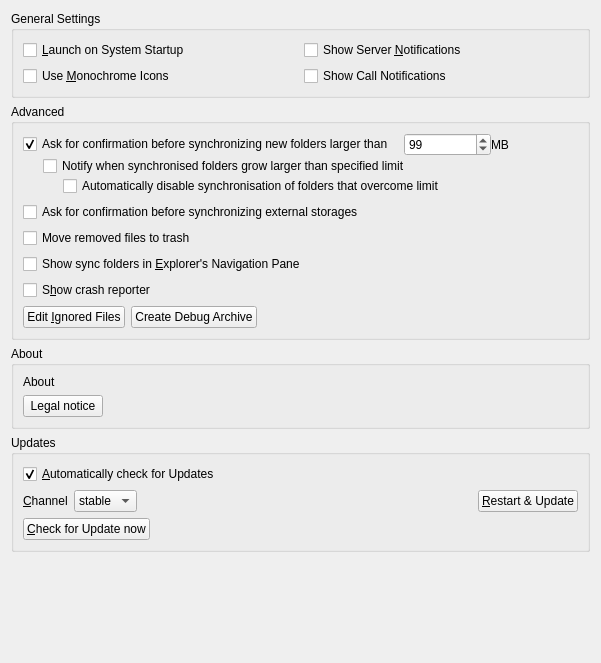
Above: src/gui/generalsettings.ui from nextcloud/desktop before the change. Below: the same form after it.
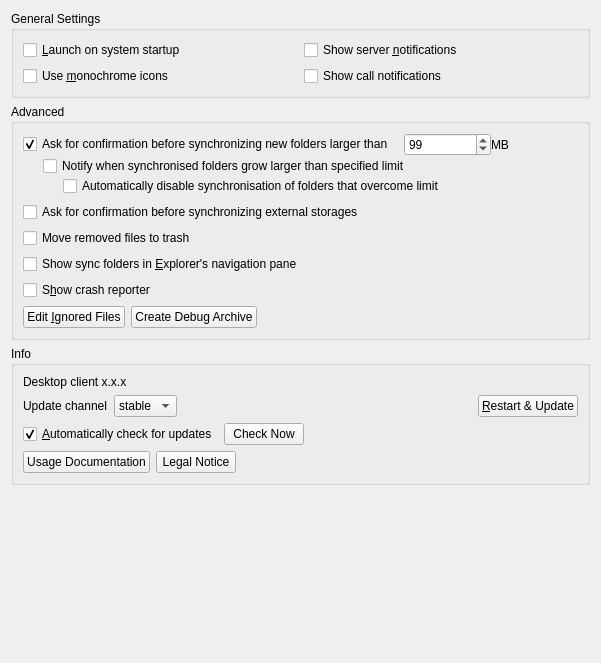
That is the form after the change.

Commit message: Improve Settings dialog design.

Patch:
```diff
--- a/src/gui/generalsettings.ui
+++ b/src/gui/generalsettings.ui
@@ -14,207 +14,6 @@
    <string notr="true">Form</string>
   </property>
   <layout class="QGridLayout" name="gridLayout_3">
-   <item row="2" column="0">
-    <widget class="QGroupBox" name="aboutGroupBox">
-     <property name="title">
-      <string>About</string>
-     </property>
-     <layout class="QVBoxLayout" name="verticalLayout_3">
-      <item>
-       <widget class="QLabel" name="aboutLabel">
-        <property name="sizePolicy">
-         <sizepolicy hsizetype="Preferred" vsizetype="Minimum">
-          <horstretch>0</horstretch>
-          <verstretch>0</verstretch>
-         </sizepolicy>
-        </property>
-        <property name="text">
-         <string>About</string>
-        </property>
-       </widget>
-      </item>
-      <item>
-       <layout class="QHBoxLayout" name="horizontalLayout_6">
-        <item>
-         <widget class="QPushButton" name="legalNoticeButton">
-          <property name="text">
-           <string>Legal notice</string>
-          </property>
-         </widget>
-        </item>
-        <item>
-         <spacer name="horizontalSpacer_2">
-          <property name="orientation">
-           <enum>Qt::Horizontal</enum>
-          </property>
-          <property name="sizeHint" stdset="0">
-           <size>
-            <width>40</width>
-            <height>20</height>
-           </size>
-          </property>
-         </spacer>
-        </item>
-       </layout>
-      </item>
-     </layout>
-    </widget>
-   </item>
-   <item row="0" column="0">
-    <widget class="QGroupBox" name="generalGroupBox">
-     <property name="title">
-      <string>General Settings</string>
-     </property>
-     <layout class="QGridLayout" name="gridLayout_2">
-      <item row="1" column="0">
-       <widget class="QCheckBox" name="monoIconsCheckBox">
-        <property name="toolTip">
-         <string>For System Tray</string>
-        </property>
-        <property name="text">
-         <string>Use &amp;Monochrome Icons</string>
-        </property>
-       </widget>
-      </item>
-      <item row="0" column="0">
-       <widget class="QCheckBox" name="autostartCheckBox">
-        <property name="text">
-         <string>&amp;Launch on System Startup</string>
-        </property>
-       </widget>
-      </item>
-      <item row="0" column="1">
-       <widget class="QCheckBox" name="serverNotificationsCheckBox">
-        <property name="text">
-         <string>Show Server &amp;Notifications</string>
-        </property>
-       </widget>
-      </item>
-      <item row="1" column="1">
-       <widget class="QCheckBox" name="callNotificationsCheckBox">
-        <property name="text">
-         <string>Show Call Notifications</string>
-        </property>
-       </widget>
-      </item>
-     </layout>
-    </widget>
-   </item>
-   <item row="3" column="0">
-    <widget class="QGroupBox" name="updatesGroupBox">
-     <property name="title">
-      <string>Updates</string>
-     </property>
-     <layout class="QVBoxLayout" name="verticalLayout_2">
-      <item>
-       <layout class="QHBoxLayout" name="horizontalLayout_11">
-        <item>
-         <widget class="QCheckBox" name="autoCheckForUpdatesCheckBox">
-          <property name="text">
-           <string>&amp;Automatically check for Updates</string>
-          </property>
-          <property name="checked">
-           <bool>true</bool>
-          </property>
-         </widget>
-        </item>
-       </layout>
-      </item>
-      <item>
-       <layout class="QHBoxLayout" name="horizontalLayout_2">
-        <item>
-         <widget class="QLabel" name="updateChannelLabel">
-          <property name="sizePolicy">
-           <sizepolicy hsizetype="Maximum" vsizetype="Preferred">
-            <horstretch>0</horstretch>
-            <verstretch>0</verstretch>
-           </sizepolicy>
-          </property>
-          <property name="text">
-           <string>&amp;Channel</string>
-          </property>
-          <property name="buddy">
-           <cstring>updateChannel</cstring>
-          </property>
-         </widget>
-        </item>
-        <item>
-         <widget class="QComboBox" name="updateChannel">
-          <property name="sizePolicy">
-           <sizepolicy hsizetype="Maximum" vsizetype="Fixed">
-            <horstretch>0</horstretch>
-            <verstretch>0</verstretch>
-           </sizepolicy>
-          </property>
-          <item>
-           <property name="text">
-            <string>stable</string>
-           </property>
-          </item>
-          <item>
-           <property name="text">
-            <string>beta</string>
-           </property>
-          </item>
-         </widget>
-        </item>
-        <item>
-         <widget class="QLabel" name="updateStateLabel">
-          <property name="text">
-           <string/>
-          </property>
-          <property name="wordWrap">
-           <bool>true</bool>
-          </property>
-          <property name="openExternalLinks">
-           <bool>true</bool>
-          </property>
-         </widget>
-        </item>
-        <item>
-         <widget class="QPushButton" name="restartButton">
-          <property name="sizePolicy">
-           <sizepolicy hsizetype="Maximum" vsizetype="Fixed">
-            <horstretch>0</horstretch>
-            <verstretch>0</verstretch>
-           </sizepolicy>
-          </property>
-          <property name="text">
-           <string>&amp;Restart &amp;&amp; Update</string>
-          </property>
-         </widget>
-        </item>
-       </layout>
-      </item>
-      <item>
-       <widget class="QPushButton" name="updateButton">
-        <property name="sizePolicy">
-         <sizepolicy hsizetype="Maximum" vsizetype="Fixed">
-          <horstretch>0</horstretch>
-          <verstretch>0</verstretch>
-         </sizepolicy>
-        </property>
-        <property name="text">
-         <string>&amp;Check for Update now</string>
-        </property>
-       </widget>
-      </item>
-     </layout>
-    </widget>
-   </item>
-   <item row="4" column="0">
-    <spacer name="verticalSpacer">
-     <property name="orientation">
-      <enum>Qt::Vertical</enum>
-     </property>
-     <property name="sizeHint" stdset="0">
-      <size>
-       <width>20</width>
-       <height>0</height>
-      </size>
-     </property>
-    </spacer>
-   </item>
    <item row="1" column="0">
     <widget class="QGroupBox" name="groupBox">
      <property name="title">
@@ -356,7 +155,7 @@
         <item>
          <widget class="QCheckBox" name="showInExplorerNavigationPaneCheckBox">
           <property name="text">
-           <string>Show sync folders in &amp;Explorer's Navigation Pane</string>
+           <string>Show sync folders in &amp;Explorer's navigation pane</string>
           </property>
          </widget>
         </item>
@@ -413,6 +212,239 @@
      </layout>
     </widget>
    </item>
+   <item row="2" column="0">
+    <widget class="QGroupBox" name="aboutAndUpdatesGroupBox">
+     <property name="title">
+      <string>Info</string>
+     </property>
+     <layout class="QVBoxLayout" name="verticalLayout_3">
+      <item>
+       <widget class="QFrame" name="updatesContainer">
+        <layout class="QVBoxLayout" name="verticalLayout_5">
+         <property name="leftMargin">
+          <number>0</number>
+         </property>
+         <property name="topMargin">
+          <number>0</number>
+         </property>
+         <property name="rightMargin">
+          <number>0</number>
+         </property>
+         <property name="bottomMargin">
+          <number>0</number>
+         </property>
+         <item>
+          <widget class="QLabel" name="infoAndUpdatesLabel">
+           <property name="sizePolicy">
+            <sizepolicy hsizetype="Preferred" vsizetype="Minimum">
+             <horstretch>0</horstretch>
+             <verstretch>0</verstretch>
+            </sizepolicy>
+           </property>
+           <property name="text">
+            <string>Desktop client x.x.x</string>
+           </property>
+          </widget>
+         </item>
+         <item>
+          <layout class="QHBoxLayout" name="horizontalLayout_2">
+           <item>
+            <widget class="QLabel" name="updateChannelLabel">
+             <property name="sizePolicy">
+              <sizepolicy hsizetype="Maximum" vsizetype="Preferred">
+               <horstretch>0</horstretch>
+               <verstretch>0</verstretch>
+              </sizepolicy>
+             </property>
+             <property name="text">
+              <string>Update channel</string>
+             </property>
+            </widget>
+           </item>
+           <item>
+            <widget class="QComboBox" name="updateChannel">
+             <property name="sizePolicy">
+              <sizepolicy hsizetype="Maximum" vsizetype="Fixed">
+               <horstretch>0</horstretch>
+               <verstretch>0</verstretch>
+              </sizepolicy>
+             </property>
+             <item>
+              <property name="text">
+               <string>stable</string>
+              </property>
+             </item>
+             <item>
+              <property name="text">
+               <string>beta</string>
+              </property>
+             </item>
+            </widget>
+           </item>
+           <item>
+            <widget class="QLabel" name="updateStateLabel">
+             <property name="text">
+              <string/>
+             </property>
+             <property name="wordWrap">
+              <bool>true</bool>
+             </property>
+             <property name="openExternalLinks">
+              <bool>true</bool>
+             </property>
+            </widget>
+           </item>
+           <item>
+            <widget class="QPushButton" name="restartButton">
+             <property name="sizePolicy">
+              <sizepolicy hsizetype="Maximum" vsizetype="Fixed">
+               <horstretch>0</horstretch>
+               <verstretch>0</verstretch>
+              </sizepolicy>
+             </property>
+             <property name="text">
+              <string>&amp;Restart &amp;&amp; Update</string>
+             </property>
+            </widget>
+           </item>
+          </layout>
+         </item>
+         <item>
+          <layout class="QHBoxLayout" name="horizontalLayout_7">
+           <item>
+            <widget class="QCheckBox" name="autoCheckForUpdatesCheckBox">
+             <property name="sizePolicy">
+              <sizepolicy hsizetype="Minimum" vsizetype="Fixed">
+               <horstretch>0</horstretch>
+               <verstretch>0</verstretch>
+              </sizepolicy>
+             </property>
+             <property name="text">
+              <string>&amp;Automatically check for updates</string>
+             </property>
+             <property name="checked">
+              <bool>true</bool>
+             </property>
+            </widget>
+           </item>
+           <item>
+            <widget class="QPushButton" name="updateButton">
+             <property name="sizePolicy">
+              <sizepolicy hsizetype="Maximum" vsizetype="Fixed">
+               <horstretch>0</horstretch>
+               <verstretch>0</verstretch>
+              </sizepolicy>
+             </property>
+             <property name="text">
+              <string>Check Now</string>
+             </property>
+            </widget>
+           </item>
+           <item>
+            <spacer name="horizontalSpacer_6">
+             <property name="orientation">
+              <enum>Qt::Horizontal</enum>
+             </property>
+             <property name="sizeHint" stdset="0">
+              <size>
+               <width>40</width>
+               <height>20</height>
+              </size>
+             </property>
+            </spacer>
+           </item>
+          </layout>
+         </item>
+         <item>
+          <layout class="QHBoxLayout" name="horizontalLayout_6">
+           <item>
+            <widget class="QPushButton" name="usageDocumentationButton">
+             <property name="text">
+              <string>Usage Documentation</string>
+             </property>
+            </widget>
+           </item>
+           <item>
+            <widget class="QPushButton" name="legalNoticeButton">
+             <property name="text">
+              <string>Legal Notice</string>
+             </property>
+            </widget>
+           </item>
+           <item>
+            <spacer name="horizontalSpacer_2">
+             <property name="orientation">
+              <enum>Qt::Horizontal</enum>
+             </property>
+             <property name="sizeHint" stdset="0">
+              <size>
+               <width>40</width>
+               <height>20</height>
+              </size>
+             </property>
+            </spacer>
+           </item>
+          </layout>
+         </item>
+        </layout>
+       </widget>
+      </item>
+     </layout>
+    </widget>
+   </item>
+   <item row="4" column="0">
+    <spacer name="verticalSpacer">
+     <property name="orientation">
+      <enum>Qt::Vertical</enum>
+     </property>
+     <property name="sizeHint" stdset="0">
+      <size>
+       <width>20</width>
+       <height>0</height>
+      </size>
+     </property>
+    </spacer>
+   </item>
+   <item row="0" column="0">
+    <widget class="QGroupBox" name="generalGroupBox">
+     <property name="title">
+      <string>General Settings</string>
+     </property>
+     <layout class="QGridLayout" name="gridLayout_2">
+      <item row="1" column="0">
+       <widget class="QCheckBox" name="monoIconsCheckBox">
+        <property name="toolTip">
+         <string>For System Tray</string>
+        </property>
+        <property name="text">
+         <string>Use &amp;monochrome icons</string>
+        </property>
+       </widget>
+      </item>
+      <item row="0" column="0">
+       <widget class="QCheckBox" name="autostartCheckBox">
+        <property name="text">
+         <string>&amp;Launch on system startup</string>
+        </property>
+       </widget>
+      </item>
+      <item row="0" column="1">
+       <widget class="QCheckBox" name="serverNotificationsCheckBox">
+        <property name="text">
+         <string>Show server &amp;notifications</string>
+        </property>
+       </widget>
+      </item>
+      <item row="1" column="1">
+       <widget class="QCheckBox" name="callNotificationsCheckBox">
+        <property name="text">
+         <string>Show call notifications</string>
+        </property>
+       </widget>
+      </item>
+     </layout>
+    </widget>
+   </item>
   </layout>
  </widget>
  <tabstops>
```
Left out of the diff: 1 changed line with no effect on the pictures. The commit also changes 5 other files.
